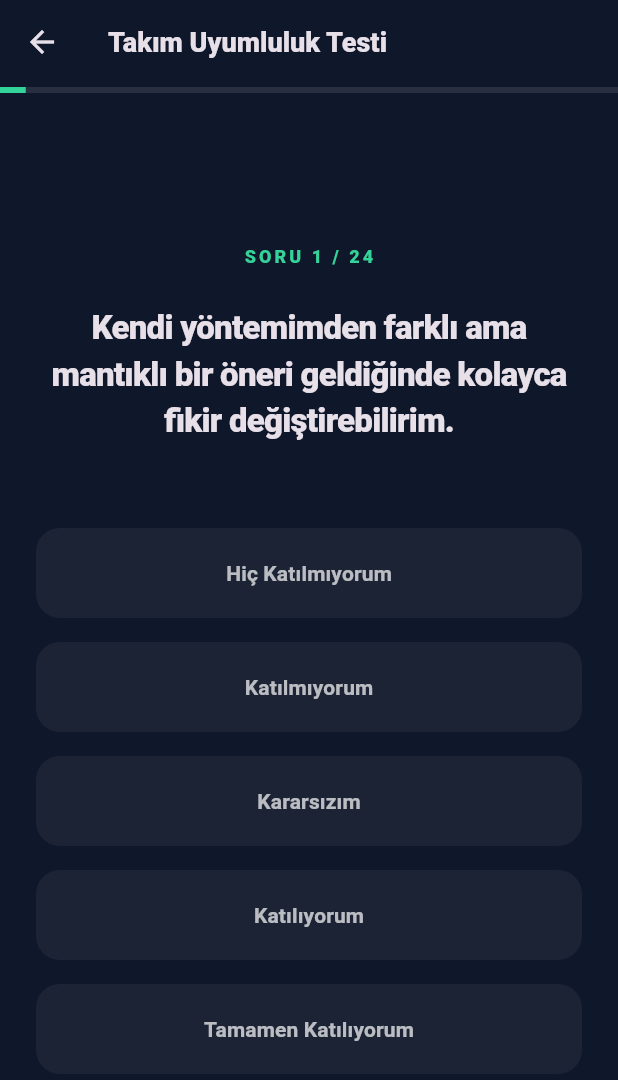
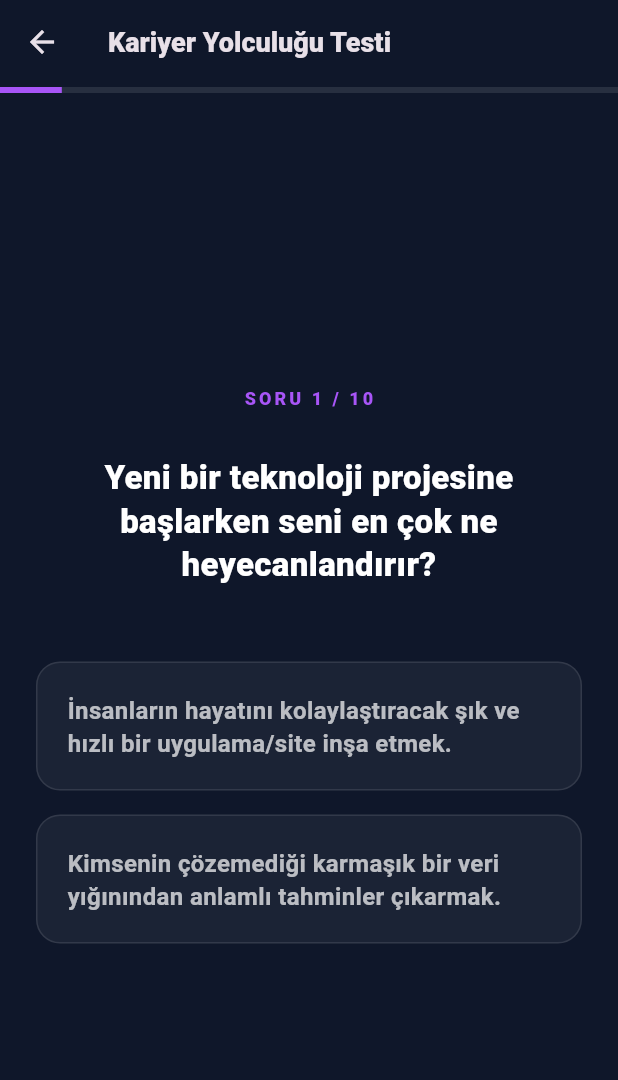
Before and after one commit to BlackW1te/DecCompass, a Flutter app: the screen it shows after launch, after a tap on "Takım Uyumluluk Testi", on a phone screen of 412 x 824 dp. Shown: the top 1080 px of the screen. Run offline on Flutter 3.47's test engine with Material 3 defaults, Android fonts, the phone set to English and light mode, and no system bars; our stand-ins replace shared_preferences.

Commit message:
İlgi testi anasayfaya eklendi. Sonuç kısmının gösterildiği yer değişecek.

```diff
--- /dev/null
+++ b/lib/data/career_questions_data.dart
@@ -0,0 +1,146 @@
+class CareerQuestion {
+  final String text;
+  final String optionA;
+  final String optionB;
+  final Map<String, int> pointsA;
+  final Map<String, int> pointsB;
+
+  CareerQuestion({
+    required this.text,
+    required this.optionA,
+    required this.optionB,
+    required this.pointsA,
+    required this.pointsB,
+  });
+}
+
+List<CareerQuestion> careerTestQuestions = [
+  CareerQuestion(
+    text:
+        "1. Yeni bir teknoloji projesine başlarken seni en çok ne heyecanlandırır?",
+    optionA:
+        "İnsanların hayatını kolaylaştıracak şık ve hızlı bir uygulama/site inşa etmek.",
+    optionB:
+        "Kimsenin çözemediği karmaşık bir veri yığınından anlamlı tahminler çıkarmak.",
+    pointsA: {"Web Geliştirme (Full-Stack)": 2, "Mobil Uygulama Geliştirme": 2},
+    pointsB: {
+      "Yapay Zeka ve Makine Öğrenmesi": 2,
+      "Veri Bilimi ve Büyük Veri": 2,
+    },
+  ),
+  CareerQuestion(
+    text: "2. Bir 'Akıllı Şehir' projesinde hangi görevi üstlenmek istersin?",
+    optionA:
+        "Sokak lambalarının ve trafik sensörlerinin iletişim kurmasını sağlayan devreleri tasarlamak.",
+    optionB:
+        "Şehrin tüm teknolojik altyapısını bulut üzerinde toplamak ve kesintisiz çalışmasını sağlamak.",
+    pointsA: {"Gömülü Sistemler ve IoT": 2, "Robotik ve Otomasyon": 2},
+    pointsB: {
+      "Bulut Bilişim ve DevOps": 2,
+      "Bilgisayar Ağları ve Sistem Yönetimi": 2,
+    },
+  ),
+  CareerQuestion(
+    text: "3. Bir siber saldırı ihbarı aldığında ilk refleksin ne olur?",
+    optionA:
+        "Saldırganın içeri nasıl sızdığını bulmak için dijital izleri sürüp şifreleri analiz etmek.",
+    optionB:
+        "Gelecekteki saldırıları önlemek için sistemin savunma duvarlarını ve mimarisini yeniden kurgulamak.",
+    pointsA: {"Dijital Adli Bilişim ve Kriptografi": 2, "Siber Güvenlik": 1},
+    pointsB: {"Siber Güvenlik": 2, "Yazılım Mimarisi ve Proje Yönetimi": 1},
+  ),
+  CareerQuestion(
+    text:
+        "4. Bilgisayar ekranındaki görüntülerin gerçekçiliği senin için ne kadar önemli?",
+    optionA:
+        "Fizik kurallarına uygun, büyüleyici bir oyun dünyası veya simülasyon yaratmak benim işim.",
+    optionB:
+        "Gerçek dünyanın üzerine dijital bilgiler ekleyerek yeni bir deneyim sunmak.",
+    pointsA: {
+      "Oyun Geliştirme ve Grafik Programlama": 2,
+      "Sanal ve Arttırılmış Gerçeklik (VR/AR)": 1,
+    },
+    pointsB: {
+      "Sanal ve Arttırılmış Gerçeklik (VR/AR)": 2,
+      "Mobil Uygulama Geliştirme": 1,
+    },
+  ),
+  CareerQuestion(
+    text:
+        "5. Bir bankanın işlem kayıtlarını yönetiyor olsan hangi yapıya güvenirsin?",
+    optionA:
+        "Merkezi olmayan, şeffaf ve geriye dönük değiştirilemez bir kayıt defteri sistemi.",
+    optionB:
+        "Saniyede milyonlarca işlemi işleyebilen, yüksek performanslı devasa bir veritabanı.",
+    pointsA: {
+      "Blokzincir Teknolojileri": 2,
+      "Dijital Adli Bilişim ve Kriptografi": 1,
+    },
+    pointsB: {
+      "Veri Bilimi ve Büyük Veri": 2,
+      "Yazılım Mimarisi ve Proje Yönetimi": 1,
+    },
+  ),
+  CareerQuestion(
+    text: "6. Boş vaktinde bir cihazın içini açtığında neyi merak edersin?",
+    optionA:
+        "İşlemcinin içindeki veri yollarının ve çiplerin fiziksel olarak nasıl dizildiğini.",
+    optionB:
+        "O donanımı hareket ettiren, motorları kontrol eden düşük seviyeli yazılım kodlarını.",
+    pointsA: {
+      "Donanım ve Mikroişlemci Tasarımı": 2,
+      "Gömülü Sistemler ve IoT": 1,
+    },
+    pointsB: {"Robotik ve Otomasyon": 2, "Gömülü Sistemler ve IoT": 1},
+  ),
+  CareerQuestion(
+    text:
+        "7. Bir şirkette 'Yönetici' ruhun ağır basıyorsa hangi problem seni cezbeder?",
+    optionA:
+        "Bir yazılımın fikir aşamasından yayına alınmasına kadar geçen tüm süreci koordine etmek.",
+    optionB:
+        "Şirketin tüm ağ güvenliğini, sunucu erişimlerini ve IT politikasını baştan aşağı düzenlemek.",
+    pointsA: {
+      "Yazılım Mimarisi ve Proje Yönetimi": 2,
+      "Bulut Bilişim ve DevOps": 1,
+    },
+    pointsB: {"Bilgisayar Ağları ve Sistem Yönetimi": 2, "Siber Güvenlik": 1},
+  ),
+  CareerQuestion(
+    text:
+        "8. Bir robotun dünyayı 'görmesini' sağlamak için hangisine odaklanırsın?",
+    optionA:
+        "Kameradan gelen görüntüleri saniyeler içinde analiz eden derin öğrenme algoritmalarına.",
+    optionB:
+        "Görüntü işleme teknolojilerini kullanarak objelerin 3D dünyadaki koordinatlarını hesaplamaya.",
+    pointsA: {"Yapay Zeka ve Makine Öğrenmesi": 2, "Robotik ve Otomasyon": 1},
+    pointsB: {
+      "Oyun Geliştirme ve Grafik Programlama": 1,
+      "Sanal ve Arttırılmış Gerçeklik (VR/AR)": 2,
+    },
+  ),
+  CareerQuestion(
+    text: "9. Uygulama geliştirirken 'hız' mı yoksa 'güvenlik' mi?",
+    optionA:
+        "Uygulama çok hızlı güncellenmeli; otomatik testlerden geçip hemen yayına alınmalı.",
+    optionB:
+        "Uygulama ne kadar hızlı olursa olsun, içindeki her bir satır kod güvenlik süzgecinden geçmeli.",
+    pointsA: {"Bulut Bilişim ve DevOps": 2, "Web Geliştirme (Full-Stack)": 1},
+    pointsB: {"Siber Güvenlik": 2, "Yazılım Mimarisi ve Proje Yönetimi": 1},
+  ),
+  CareerQuestion(
+    text: "10. Verilerle uğraşırken seni en çok ne tatmin eder?",
+    optionA:
+        "Milyarlarca satır veriyi depolayacak devasa sistemleri tasarlamak ve yönetmek.",
+    optionB:
+        "O verileri kullanarak gelecekteki bir borsa hareketini veya kullanıcı davranışını tahmin etmek.",
+    pointsA: {
+      "Veri Bilimi ve Büyük Veri": 2,
+      "Bilgisayar Ağları ve Sistem Yönetimi": 1,
+    },
+    pointsB: {
+      "Yapay Zeka ve Makine Öğrenmesi": 2,
+      "Veri Bilimi ve Büyük Veri": 1,
+    },
+  ),
+];
--- /dev/null
+++ b/lib/models/career_test_controller.dart
@@ -0,0 +1,42 @@
+import 'package:shared_preferences/shared_preferences.dart';
+
+class CareerTestController {
+  // Puanların saklandığı map
+  Map<String, int> scores = {
+    "Siber Güvenlik": 0,
+    "Yapay Zeka ve Makine Öğrenmesi": 0,
+    "Veri Bilimi ve Büyük Veri": 0,
+    "Mobil Uygulama Geliştirme": 0,
+    "Web Geliştirme (Full-Stack)": 0,
+    "Oyun Geliştirme ve Grafik Programlama": 0,
+    "Gömülü Sistemler ve IoT": 0,
+    "Robotik ve Otomasyon": 0,
+    "Bulut Bilişim ve DevOps": 0,
+    "Yazılım Mimarisi ve Proje Yönetimi": 0,
+    "Blokzincir Teknolojileri": 0,
+    "Donanım ve Mikroişlemci Tasarımı": 0,
+    "Bilgisayar Ağları ve Sistem Yönetimi": 0,
+    "Dijital Adli Bilişim ve Kriptografi": 0,
+    "Sanal ve Arttırılmış Gerçeklik (VR/AR)": 0,
+  };
+
+  void updateScore(Map<String, int> points) {
+    points.forEach((key, value) {
+      if (scores.containsKey(key)) {
+        scores[key] = (scores[key] ?? 0) + value;
+      }
+    });
+  }
+
+  String getBestMatch() {
+    var sortedEntries = scores.entries.toList()
+      ..sort((e1, e2) => e2.value.compareTo(e1.value));
+    return sortedEntries.first.key;
+  }
+
+  // Sonucu cihaz hafızasına kaydet (Sonuçları tutmak için)
+  Future<void> saveResult(String field) async {
+    final prefs = await SharedPreferences.getInstance();
+    await prefs.setString('recommended_field', field);
+  }
+}
--- /dev/null
+++ b/lib/models/career_test_model.dart
@@ -0,0 +1,15 @@
+class CareerQuestion {
+  final String text;
+  final String optionA;
+  final String optionB;
+  final Map<String, int> pointsA;
+  final Map<String, int> pointsB;
+
+  CareerQuestion({
+    required this.text,
+    required this.optionA,
+    required this.optionB,
+    required this.pointsA,
+    required this.pointsB,
+  });
+}
--- /dev/null
+++ b/lib/screens/career_test_screen.dart
@@ -0,0 +1,164 @@
+import 'package:flutter/material.dart';
+import 'package:shared_preferences/shared_preferences.dart';
+import '../data/career_questions_data.dart';
+
+class CareerTestScreen extends StatefulWidget {
+  const CareerTestScreen({super.key});
+
+  @override
+  State<CareerTestScreen> createState() => _CareerTestScreenState();
+}
+
+class _CareerTestScreenState extends State<CareerTestScreen> {
+  final PageController _pageController = PageController();
+  int _currentIndex = 0;
+
+  // Tüm alanların skorlarını tutacağımız map
+  Map<String, int> scores = {};
+
+  void _answerQuestion(Map<String, int> points) {
+    // Puanları ekle
+    points.forEach((field, point) {
+      scores[field] = (scores[field] ?? 0) + point;
+    });
+
+    // Sonraki soruya geç veya testi bitir
+    if (_currentIndex < careerTestQuestions.length - 1) {
+      _pageController.nextPage(
+        duration: const Duration(milliseconds: 300),
+        curve: Curves.easeInOut,
+      );
+    } else {
+      _finishTest();
+    }
+  }
+
+  Future<void> _finishTest() async {
+    // En yüksek puanlı alanı bul
+    var sortedEntries = scores.entries.toList()
+      ..sort((e1, e2) => e2.value.compareTo(e1.value));
+
+    String bestField = sortedEntries.isNotEmpty
+        ? sortedEntries.first.key
+        : "Web Geliştirme (Full-Stack)";
+
+    // Cihaz hafızasına kaydet
+    final prefs = await SharedPreferences.getInstance();
+    await prefs.setString('recommended_field', bestField);
+
+    // Ana sayfaya geri dön (true değeri gönderiyoruz ki anasayfa yenilenmesi gerektiğini bilsin)
+    if (mounted) {
+      Navigator.pop(context, true);
+    }
+  }
+
+  @override
+  Widget build(BuildContext context) {
+    double progress = (_currentIndex + 1) / careerTestQuestions.length;
+
+    return Scaffold(
+      backgroundColor: const Color(0xFF0F172A),
+      appBar: AppBar(
+        title: const Text(
+          "Kariyer Yolculuğu Testi",
+          style: TextStyle(fontSize: 18, fontWeight: FontWeight.w900),
+        ),
+        backgroundColor: Colors.transparent,
+        elevation: 0,
+        bottom: PreferredSize(
+          preferredSize: const Size.fromHeight(6.0),
+          child: LinearProgressIndicator(
+            value: progress,
+            backgroundColor: Colors.white10,
+            valueColor: const AlwaysStoppedAnimation(
+              Color(0xFFA855F7),
+            ), // Mor tema
+          ),
+        ),
+      ),
+      body: PageView.builder(
+        controller: _pageController,
+        physics: const NeverScrollableScrollPhysics(), // Kaydırmayı kapat
+        onPageChanged: (index) => setState(() => _currentIndex = index),
+        itemCount: careerTestQuestions.length,
+        itemBuilder: (context, index) {
+          final question = careerTestQuestions[index];
+          return Padding(
+            padding: const EdgeInsets.all(24.0),
+            child: Column(
+              mainAxisAlignment: MainAxisAlignment.center,
+              children: [
+                Text(
+                  "SORU ${_currentIndex + 1} / 10",
+                  style: const TextStyle(
+                    color: Color(0xFFA855F7),
+                    fontWeight: FontWeight.w900,
+                    letterSpacing: 2,
+                    fontSize: 12,
+                  ),
+                ),
+                const SizedBox(height: 30),
+                Text(
+                  question.text.substring(3), // Başındaki "1. " kısmını gizler
+                  textAlign: TextAlign.center,
+                  style: const TextStyle(
+                    fontSize: 22,
+                    fontWeight: FontWeight.w900,
+                    height: 1.3,
+                    color: Colors.white,
+                  ),
+                ),
+                const SizedBox(height: 50),
+                // A ŞIKKI
+                _OptionButton(
+                  text: question.optionA,
+                  onTap: () => _answerQuestion(question.pointsA),
+                ),
+                const SizedBox(height: 16),
+                // B ŞIKKI
+                _OptionButton(
+                  text: question.optionB,
+                  onTap: () => _answerQuestion(question.pointsB),
+                ),
+              ],
+            ),
+          );
+        },
+      ),
+    );
+  }
+}
+
+// Şıklar için özel tasarım buton
+class _OptionButton extends StatelessWidget {
+  final String text;
+  final VoidCallback onTap;
+
+  const _OptionButton({required this.text, required this.onTap});
+
+  @override
+  Widget build(BuildContext context) {
+    return InkWell(
+      onTap: onTap,
+      borderRadius: BorderRadius.circular(16),
+      child: Container(
+        width: double.infinity,
+        padding: const EdgeInsets.all(20),
+        decoration: BoxDecoration(
+          color: Colors.white.withOpacity(0.05),
+          border: Border.all(color: Colors.white.withOpacity(0.1)),
+          borderRadius: BorderRadius.circular(16),
+        ),
+        child: Text(
+          text,
+          style: const TextStyle(
+            color: Colors.white70,
+            fontSize: 16,
+            fontWeight: FontWeight.w600,
+            height: 1.4,
+          ),
+        ),
+      ),
+    );
+  }
+}
--- a/lib/screens/home_screen.dart
+++ b/lib/screens/home_screen.dart
@@ -3,6 +3,10 @@ import 'package:flutter/material.dart';
 import '../widgets/shared_widgets.dart';
 
 import '../screens/team_cohesion_test_screen.dart';
+
+import 'package:shared_preferences/shared_preferences.dart';
+
+import '../screens/career_test_screen.dart';
 
 class HomeScreen extends StatelessWidget {
   const HomeScreen({super.key});
@@ -92,12 +96,52 @@ class HomeScreen extends StatelessWidget {
   }
 }
 
-class _HeroCard extends StatelessWidget {
+class _HeroCard extends StatefulWidget {
   const _HeroCard();
 
   @override
+  State<_HeroCard> createState() => _HeroCardState();
+}
+
+class _HeroCardState extends State<_HeroCard> {
+  String recommendedField = "Kariyer Testini Çöz!";
+  bool hasTested = false; // Testin çözülüp çözülmediğini takip ediyoruz
+
+  @override
+  void initState() {
+    super.initState();
+    _loadResult();
+  }
+
+  Future<void> _loadResult() async {
+    final prefs = await SharedPreferences.getInstance();
+    final savedField = prefs.getString('recommended_field');
+
+    setState(() {
+      if (savedField != null) {
+        recommendedField = savedField;
+        hasTested = true;
+      } else {
+        recommendedField = "Kariyer Testini Çöz!";
+        hasTested = false;
+      }
+    });
+  }
+
+  @override
   Widget build(BuildContext context) {
-    return GlassCard(
+    // Tüm kartı tıklanabilir yaptık
+    return GestureDetector(
+      onTap: () {
+        Navigator.push(
+          context,
+          MaterialPageRoute(builder: (context) => const CareerTestScreen()),
+        ).then((_) {
+          // Kullanıcı testten geri döndüğünde skoru hemen ekrana yansıtmak için:
+          _loadResult();
+        });
+      },
+      child: GlassCard(
         gradient: const LinearGradient(
           colors: [Color(0x6611183A), Color(0x22000000)],
           begin: Alignment.topLeft,
@@ -120,9 +164,9 @@ class _HeroCard extends StatelessWidget {
             Column(
               crossAxisAlignment: CrossAxisAlignment.start,
               children: [
-              const Text(
-                'ÖNERİLEN ALANIN',
-                style: TextStyle(
+                Text(
+                  hasTested ? 'ÖNERİLEN ALANIN' : 'YOL HARİTANI BELİRLE',
+                  style: const TextStyle(
                     color: Color(0xFFA855F7),
                     fontSize: 10,
                     fontWeight: FontWeight.w900,
@@ -130,48 +174,40 @@ class _HeroCard extends StatelessWidget {
                   ),
                 ),
                 const SizedBox(height: 14),
-              const Text(
-                'Mobil Uygulama\nGeliştirme',
-                style: TextStyle(
-                  fontSize: 26,
-                  height: 1.0,
+
+                Text(
+                  recommendedField,
+                  style: const TextStyle(
+                    fontSize: 24,
+                    height: 1.1,
                     fontWeight: FontWeight.w900,
                     letterSpacing: -0.8,
                   ),
                 ),
+
                 const SizedBox(height: 14),
-              Row(
-                children: [
-                  const _MatchRing(value: 0.82),
-                  const SizedBox(width: 12),
-                  const Text(
-                    'Eşleşme',
-                    style: TextStyle(
-                      color: Color(0xFFD8B4FE),
-                      fontSize: 12,
-                      fontWeight: FontWeight.w800,
-                    ),
-                  ),
-                ],
-              ),
-              const SizedBox(height: 12),
-              const Text(
-                'Profiline en uygun alan bu!',
-                style: TextStyle(
+                // Sahte eşleşme oranını ve yüzüğü tamamen sildik.
+                Text(
+                  hasTested
+                      ? 'Profiline en uygun alan bu!'
+                      : 'Sana en uygun alanı bulmak için tıkla ve 10 soruluk testi tamamla.',
+                  style: const TextStyle(
                     color: Color(0xFF9CA3AF),
                     fontSize: 12,
                     fontWeight: FontWeight.w600,
                   ),
                 ),
+
                 const SizedBox(height: 14),
-              const _TextAction(
-                label: 'Yol Haritasını Gör',
+                _TextAction(
+                  label: hasTested ? 'Yol Haritasını Gör' : 'Teste Başla',
                   icon: Icons.arrow_forward_rounded,
-                accent: Color(0xFFA855F7),
+                  accent: const Color(0xFFA855F7),
                 ),
               ],
             ),
           ],
+        ),
       ),
     );
   }
@@ -444,10 +480,11 @@ class _TeamCohesionTestCard extends StatelessWidget {
       onTap: () {
         Navigator.push(
           context,
-          MaterialPageRoute(
-            builder: (context) => const TeamCohesionTestScreen(),
-          ),
-        );
+          MaterialPageRoute(builder: (context) => const CareerTestScreen()),
+        ).then((value) {
+          // Kullanıcı testten dönünce ana sayfayı yenile (Stateful widget içindeysen geçerlidir)
+          // Eğer HomeScreen stateless ise, uygulamayı kapatıp açtığında sonuç zaten güncellenmiş olur.
+        });
       },
       child: GlassCard(
         child: Row(
--- a/pubspec.yaml
+++ b/pubspec.yaml
@@ -34,6 +34,7 @@ dependencies:
   # The following adds the Cupertino Icons font to your application.
   # Use with the CupertinoIcons class for iOS style icons.
   cupertino_icons: ^1.0.8
+  shared_preferences: ^2.5.5
 
 dev_dependencies:
   flutter_test:
```
Also changed, not shown: pubspec.lock. Lines whose indentation alone changed are shown as unchanged.
